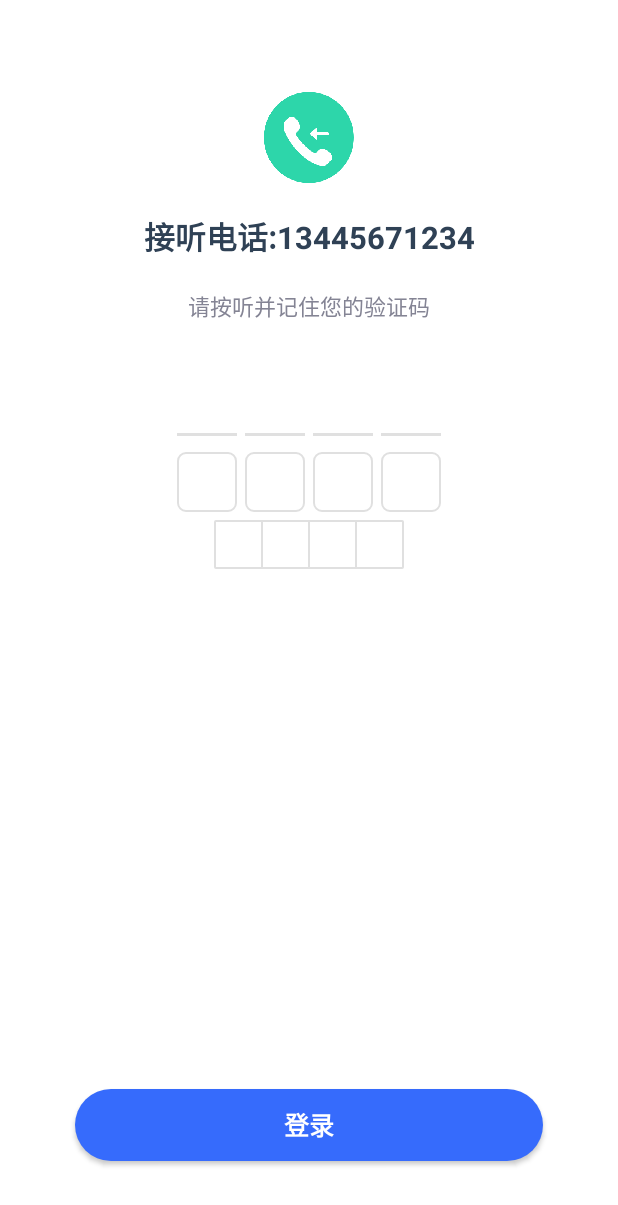
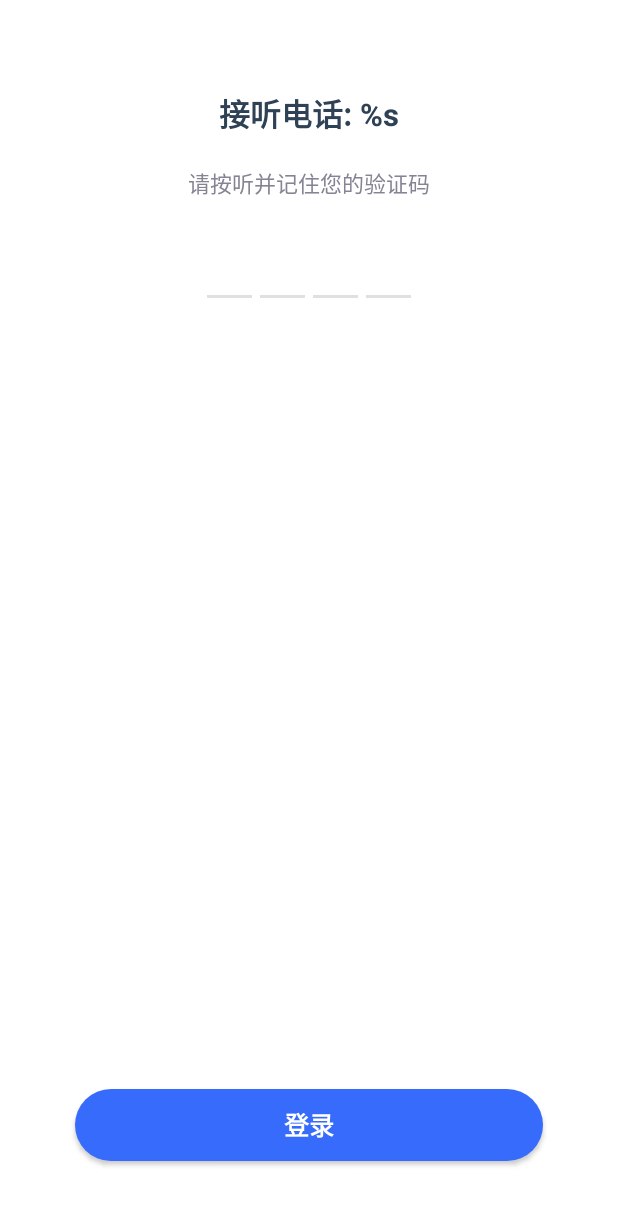
Before and after one commit to WeiShuaiDev/InputBoxView, an Android app: the layout activity_verify_code.xml on its own in the app's theme, with its tools: preview values and no code run, on a phone screen of 412 x 824 dp. Shown: the top 1205 px of the screen. Run offline under Robolectric (Android 15) with nearby library versions, the phone set to English and light mode, and no system bars.

Commit message:
优化细节

```diff
--- a/app/src/main/java/com/linwei/wsmaterialui/MainActivity.kt
+++ b/app/src/main/java/com/linwei/wsmaterialui/MainActivity.kt
@@ -20,13 +20,13 @@ class MainActivity : AppCompatActivity() {
     }
 
     /**
-     * 初始化事件
+     * 初始化事
      */
     private fun initListener() {
         mTvRetrieveNumber.setOnClickListener {
             if (checkTelephoneNumber()) {
                 val intent = Intent(this, VerifyTelephoneNumberActivity::class.java)
-                intent.putExtra(TELEPHONE_NUMBER, mEtTelNumber.text)
+                intent.putExtra(TELEPHONE_NUMBER, "13433868130")
                 startActivity(intent)
             }
         }
@@ -34,7 +34,7 @@ class MainActivity : AppCompatActivity() {
         mBtComplete.setOnClickListener {
             if (checkTelephoneNumber()) {
                 val intent = Intent(this, VerifyCodeActivity::class.java)
-                intent.putExtra(TELEPHONE_NUMBER, mEtTelNumber.text)
+                intent.putExtra(TELEPHONE_NUMBER, "13433868130")
                 startActivity(intent)
             }
         }
--- a/app/src/main/res/layout/activity_verify_code.xml
+++ b/app/src/main/res/layout/activity_verify_code.xml
@@ -1,8 +1,8 @@
 <?xml version="1.0" encoding="utf-8"?>
 <LinearLayout xmlns:android="http://schemas.android.com/apk/res/android"
     xmlns:app="http://schemas.android.com/apk/res-auto"
+    android:id="@+id/mLlRootView"
     style="@style/MatchAndMatch"
-    android:id="@+id/mLlRootView"
     android:background="@color/colorGlobalWhite"
     android:orientation="vertical">
 
@@ -13,16 +13,10 @@
         android:gravity="center_horizontal"
         android:orientation="vertical">
 
-        <ImageView
-            android:id="@+id/mIvStateIcon"
-            style="@style/WrapAndWrap"
-            android:layout_marginTop="@dimen/dp_50"
-            android:padding="@dimen/dp_10"
-            android:src="@mipmap/icon_voice_state_success" />
-
         <TextView
             android:id="@+id/mTvTitle"
             style="@style/MatchAndWrap"
+            android:layout_marginTop="@dimen/dp_50"
             android:gravity="center"
             android:padding="@dimen/dp_10"
             android:text="@string/activity_verify_code_title"
@@ -40,6 +34,7 @@
             android:textSize="@dimen/sp_16" />
 
         <com.linwei.inputboxview.widget.InputBoxView
+            android:id="@+id/mInputBoxView1"
             style="@style/WrapAndWrap"
             android:layout_marginTop="@dimen/dp_20"
             app:input_box_backgroud="@drawable/select_input_box_line_bg"
@@ -47,26 +42,32 @@
             app:input_box_number="4"
             app:input_box_spacing="5dp"
             app:input_box_text_color="@color/colorInputBoxTextColor"
-            app:input_box_text_size="8sp"
+            app:input_box_text_size="6sp"
             app:input_box_type="number"
-            app:input_box_width="40dp" />
+            app:input_box_width="30dp" />
 
 
         <com.linwei.inputboxview.widget.InputBoxView
+            android:id="@+id/mInputBoxView2"
             style="@style/WrapAndWrap"
+            android:layout_marginTop="@dimen/dp_20"
+            android:visibility="gone"
             app:input_box_backgroud="@drawable/select_input_box_rim_bg"
             app:input_box_cursor_type="@drawable/shape_input_box_cursor"
             app:input_box_number="4"
             app:input_box_spacing="5dp"
             app:input_box_text_color="@color/colorInputBoxTextColor"
-            app:input_box_text_size="8sp"
+            app:input_box_text_size="6sp"
             app:input_box_type="number"
-            app:input_box_width="40dp" />
+            app:input_box_width="30dp" />
 
 
         <com.linwei.inputboxview.widget.InputBoxView
+            android:id="@+id/mInputBoxView3"
             style="@style/WrapAndWrap"
+            android:layout_marginTop="@dimen/dp_20"
             android:background="@drawable/shape_input_box_bg"
+            android:visibility="gone"
             app:input_box_backgroud="@color/colorWhite"
             app:input_box_cursor_type="@drawable/shape_input_box_cursor"
             app:input_box_number="4"
@@ -75,7 +76,6 @@
             app:input_box_text_size="6sp"
             app:input_box_type="number"
             app:input_box_width="30dp" />
-
 
     </LinearLayout>
 
--- a/app/src/main/res/values/strings.xml
+++ b/app/src/main/res/values/strings.xml
@@ -7,10 +7,14 @@
     <string name="login_retrieve_number">找回号码</string>
     <string name="login_telephone_number_tips">请输入手机号</string>
 
-    <string name="activity_verify_code_title">接听电话:13445671234</string>
+    <string name="activity_verify_code_title">接听电话: %s</string>
     <string name="verify_code_subtitle">请按听并记住您的验证码</string>
     <string name="login_complete_button">登录</string>
 
     <string name="activity_verify_telephone_number_title">请完整输入手机号码</string>
     <string name="confirm_button">确定</string>
+
+    <string name="menu_lime">横线样式</string>
+    <string name="menu_rim">边框样式</string>
+    <string name="menu_table">表格样式</string>
 </resources>
--- a/inputboxwidget/src/main/res/drawable/select_input_box_line_bg.xml
+++ b/inputboxwidget/src/main/res/drawable/select_input_box_line_bg.xml
@@ -1,7 +1,7 @@
 <?xml version="1.0" encoding="utf-8"?>
 <selector xmlns:android="http://schemas.android.com/apk/res/android">
 
-    <item android:drawable="@drawable/layer_bottom_lime_normal" android:state_window_focused="false" />
+    <item android:drawable="@drawable/layer_bottom_line_normal" android:state_window_focused="false" />
 
-    <item android:drawable="@drawable/layer_bottom_lime_select" android:state_focused="true" />
+    <item android:drawable="@drawable/layer_bottom_line_select" android:state_focused="true" />
 </selector>
```
Also changed, not shown: app/src/main/java/com/linwei/wsmaterialui/VerifyCodeActivity.kt (+104 -3 lines), app/src/main/java/com/linwei/wsmaterialui/VerifyTelephoneNumberActivity.kt (+62 -6 lines), app/src/main/res/layout/activity_verify_telephone_number.xml (+5 -10 lines), app/src/main/res/menu/verify_code_menu.xml (added, +21 -0 lines), app/src/main/res/menu/verify_telephone_number_menu.xml (added, +15 -0 lines), inputboxwidget/src/main/java/com/linwei/inputboxview/widget/InputBoxView.kt (+5 -3 lines), inputboxwidget/src/main/res/drawable/layer_bottom_line_normal.xml (renamed from inputboxwidget/src/main/res/drawable/layer_bottom_lime_normal.xml), inputboxwidget/src/main/res/drawable/layer_bottom_line_select.xml (renamed from inputboxwidget/src/main/res/drawable/layer_bottom_lime_select.xml).
